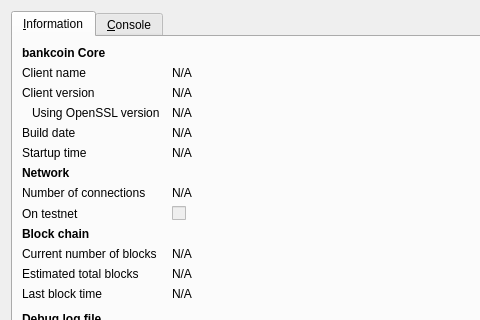
Qt form src/qt/forms/rpcconsole.ui (bankcoin18/bankcoin) before a commit; both pictures show x 0 to 480 and y 0 to 320 of the 740 by 450 pixel window.
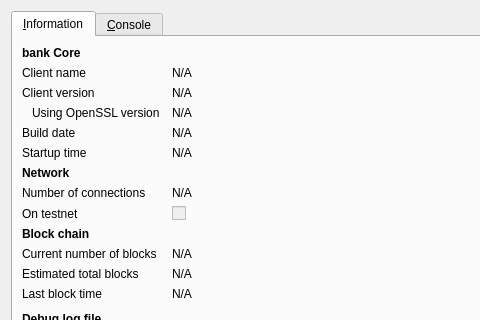
The same form after that commit. Icons and pictures are not drawn.

```diff
--- a/src/qt/forms/rpcconsole.ui
+++ b/src/qt/forms/rpcconsole.ui
@@ -36,7 +36,7 @@
           </font>
          </property>
          <property name="text">
-          <string>bankcoin Core</string>
+          <string>bank Core</string>
          </property>
         </widget>
        </item>
```
Left out of the diff: 6 changed lines with no effect on the pictures.
